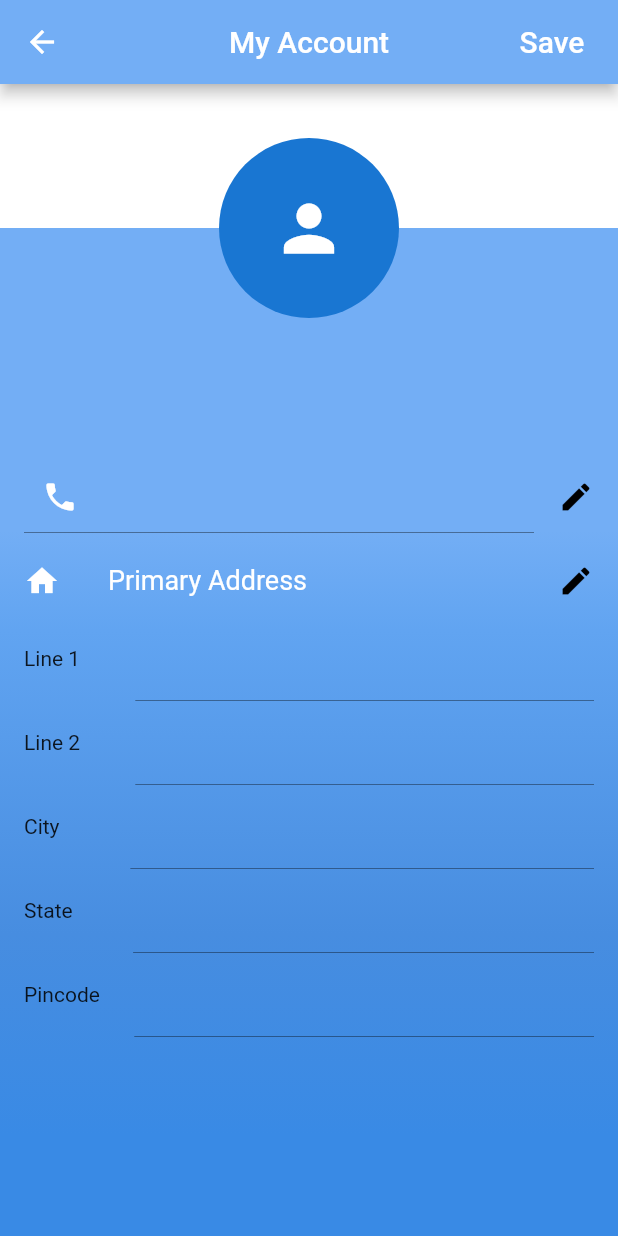
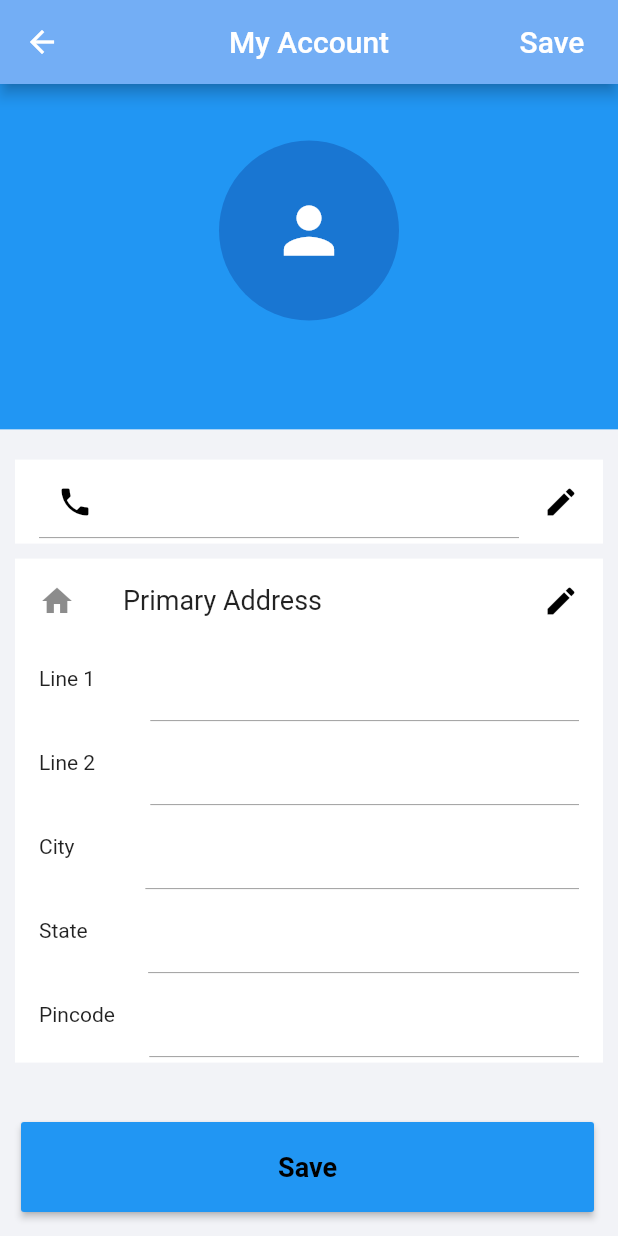
Before and after one commit to abhishekmahajan98/laundro, a Flutter app: the MyAccount screen opened by its route, on a phone screen of 412 x 824 dp. Run offline on Flutter 3.47's test engine with Material 2 defaults, Android fonts, the light colour scheme and no system bars; our stand-ins replace carousel_pro, cloud_firestore, firebase_auth, font_awesome_flutter, google_sign_in, modal_progress_hud and 2 more; missing offline and left inert: razorpay_flutter; accounts and stored records are empty; Roboto replaces fonts that are missing (OpenSans).

Commit message:
colour changed

```diff
--- a/lib/pages/my_account.dart
+++ b/lib/pages/my_account.dart
@@ -43,6 +43,19 @@ class _MyAccountState extends State<MyAccount> {
   Widget build(BuildContext context) {
     return SafeArea(
       child: Scaffold(
+        floatingActionButton: Container(
+          margin: EdgeInsets.only(left: 30),
+          width: double.infinity,
+          height: 60,
+          child: RaisedButton(
+            color: Colors.blue,
+            onPressed: (){},
+            child: Text(
+                'Save',
+              style: kCategoryTextStyle,
+            ),
+          ),
+        ),
         appBar: AppBar(
           title: Text("My Account"),
           centerTitle: true,
@@ -85,47 +98,15 @@ class _MyAccountState extends State<MyAccount> {
           ],
           backgroundColor: Color(0xFF73AEF5),
         ),
-        body: Stack(
-          children: <Widget>[
-            Container(
-              height: double.infinity,
-              width: double.infinity,
-              child: Column(
+        body: Column(
           children: <Widget>[
             Expanded(
-                    flex: 1,
+              flex: 3,
               child: Container(
-                      color: Colors.white,
-                    ),
-                  ),
-                  Expanded(
-                    flex: 7,
-                    child: Container(
+                width: double.infinity,
                 height: double.infinity,
-                      width: double.infinity,
-                      decoration: BoxDecoration(
-                        gradient: LinearGradient(
-                          begin: Alignment.topCenter,
-                          end: Alignment.bottomCenter,
-                          colors: [
-                            Color(0xFF73AEF5),
-                            Color(0xFF61A4F1),
-                            Color(0xFF478DE0),
-                            Color(0xFF398AE5),
-                          ],
-                          stops: [0.3, 0.4, 0.7, 0.9],
-                        ),
-                      ),
-                    ),
-                  ),
-                ],
-              ),
-            ),
-            Column(
-              children: <Widget>[
-                Expanded(
-                  flex: 1,
-                  child: Row(
+                decoration: BoxDecoration(color: Colors.blue),
+                child: Column(
                   mainAxisAlignment: MainAxisAlignment.center,
                   children: <Widget>[
                     CircleAvatar(
@@ -136,29 +117,33 @@ class _MyAccountState extends State<MyAccount> {
                         size: 50,
                       ),
                     ),
-                    ],
-                  ),
-                ),
-                Expanded(
-                    flex: 3,
-                    child: ListView(
-                      children: <Widget>[
-                        Row(
-                          mainAxisAlignment: MainAxisAlignment.center,
-                          children: <Widget>[
+
                     Text(
                       User.displayName == null ? '' : User.displayName,
                       style: TextStyle(
                         fontSize: 30,
-                                color: Colors.white,
+
                       ),
                     ),
+
                   ],
                 ),
-                        SizedBox(
-                          height: 20,
               ),
-                        ListTile(
+            ),
+            Expanded(
+                flex: 7,
+                child: Container(
+                  decoration: BoxDecoration(
+                      color: Color(
+                          0xfff2f3f7
+                      ),
+                  ),
+                  child: ListView(
+                    children: <Widget>[
+                      Container(
+                        margin: EdgeInsets.fromLTRB(10, 20, 10,5),
+                        decoration: BoxDecoration(color: Colors.white,),
+                        child: ListTile(
                           title: TextFormField(
                             enabled: editPhoneNumber,
                             keyboardType: TextInputType.phone,
@@ -166,7 +151,7 @@ class _MyAccountState extends State<MyAccount> {
                             style: TextStyle(
                               fontSize: 20,
                               color: updatedNumber.length == 10
-                                  ? Colors.white
+                                  ? Colors.black
                                   : Colors.red,
                             ),
                             onChanged: (value) {
@@ -178,7 +163,7 @@ class _MyAccountState extends State<MyAccount> {
                               contentPadding: EdgeInsets.only(top: 14.0),
                               prefixIcon: Icon(
                                 Icons.phone,
-                                color: Colors.white,
+                                color: Colors.black,
                               ),
                               prefixText: '+91-',
                               //hintText: 'Enter your Email',
@@ -199,18 +184,22 @@ class _MyAccountState extends State<MyAccount> {
                             ),
                           ),
                         ),
-
+                      ),
+                      Container(
+                        margin: EdgeInsets.fromLTRB(10, 5, 10, 5),
+                        decoration: BoxDecoration(
+                          color: Colors.white,
+                        ),
+                        child: Column(
+                          children: <Widget>[
                             ListTile(
-
                               leading: Icon(
-
                                 Icons.home,
-                                color: Colors.white,
                               ),
                               title: Text(
                                 'Primary Address',
                                 style: TextStyle(
-                                    color: Colors.white, fontSize: 18),
+                                    fontSize: 18),
                               ),
                               trailing: GestureDetector(
                                 onTap: (){
@@ -227,13 +216,9 @@ class _MyAccountState extends State<MyAccount> {
                               ),
 
                             ),
-
                             ListTile(
                               leading: Text("Line 1      "),
                               title: TextFormField(
-                            style: TextStyle(
-                              color: Colors.white,
-                            ),
                                 enabled: editPrimaryAddress,
                                 keyboardType: TextInputType.text,
                                 onChanged: (value) {
@@ -247,9 +232,7 @@ class _MyAccountState extends State<MyAccount> {
                             ListTile(
                               leading: Text("Line 2      "),
                               title: TextFormField(
-                            style: TextStyle(
-                              color: Colors.white,
-                            ),
+
                                 enabled: editPrimaryAddress,
                                 keyboardType: TextInputType.text,
                                 onChanged: (value) {
@@ -263,9 +246,7 @@ class _MyAccountState extends State<MyAccount> {
                             ListTile(
                               leading: Text("City         "),
                               title: TextFormField(
-                            style: TextStyle(
-                              color: Colors.white,
-                            ),
+
                                 enabled: editPrimaryAddress,
                                 keyboardType: TextInputType.text,
                                 onChanged: (value) {
@@ -279,9 +260,7 @@ class _MyAccountState extends State<MyAccount> {
                             ListTile(
                               leading: Text("State       "),
                               title: TextFormField(
-                            style: TextStyle(
-                              color: Colors.white,
-                            ),
+
                                 enabled: editPrimaryAddress,
                                 keyboardType: TextInputType.text,
                                 onChanged: (value) {
@@ -296,10 +275,9 @@ class _MyAccountState extends State<MyAccount> {
                               leading: Text("Pincode  "),
                               title: TextFormField(
                                 initialValue: pincode,
-
                                 style: TextStyle(
                                   color: pincode.length == 6
-                                  ? Colors.white
+                                      ? Colors.black
                                       : Colors.red,
                                 ),
                                 enabled: editPrimaryAddress,
@@ -314,9 +292,16 @@ class _MyAccountState extends State<MyAccount> {
                             ),
 
                           ],
+                        ),
+                      ),
+                      SizedBox(
+                        height: 70,
+                      ),
+
+
+                    ],
+                  ),
                 )
-                      ),
-              ],
             ),
           ],
         ),
```
Also changed, not shown: lib/pages/home_page.dart (+34 -66 lines), pubspec.lock. Lines whose indentation alone changed are shown as unchanged.
